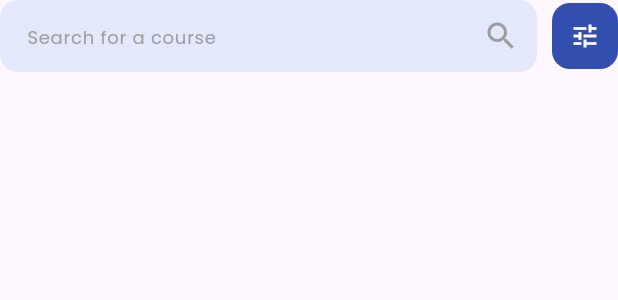
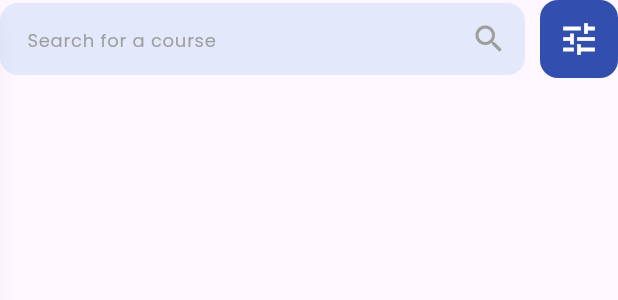
Before and after one commit to Thienry18/project-mobile, a Flutter app: the SearchBarWidget widget shown alone on an empty page, opened directly, on a phone screen of 412 x 824 dp. Shown: the top 300 px of the screen. Run offline on Flutter 3.47's test engine with Material 3 defaults, Android fonts, the phone set to English and light mode, and no system bars; our stand-ins replace country_picker, flutter_svg, google_fonts; network calls fail.

Commit message:
menambahkan dialog dan menu button pada page profil dan explore

```diff
--- /dev/null
+++ b/lib/widgets/filter_menu_button.dart
@@ -0,0 +1,133 @@
+import 'package:flutter/material.dart';
+import 'package:projek_mobile/constants/app_text_style.dart';
+
+class FilterMenuButton extends StatefulWidget {
+  const FilterMenuButton({super.key});
+
+  @override
+  State<FilterMenuButton> createState() => _FilterMenuButtonState();
+}
+
+class _FilterMenuButtonState extends State<FilterMenuButton> {
+  final GlobalKey _buttonKey = GlobalKey();
+  OverlayEntry? _overlayEntry;
+
+  Map<String, bool> priceFilters = {
+    'Free': false,
+    'Paid': false,
+    'Discounted': false,
+  };
+
+  Map<String, bool> updateStatus = {
+    'Newest': false,
+    'Most Popular': false,
+    'Bestseller': false,
+  };
+
+  void _toggleMenu() {
+    if (_overlayEntry != null) {
+      _closeMenu();
+    } else {
+      _showMenu();
+    }
+  }
+
+  void _showMenu() {
+    final RenderBox buttonRenderBox =
+        _buttonKey.currentContext!.findRenderObject() as RenderBox;
+    final Offset buttonPosition = buttonRenderBox.localToGlobal(Offset.zero);
+
+    const double popupWidth = 200;
+    final double leftPosition = buttonPosition.dx - popupWidth - 10;
+    final double topPosition = buttonPosition.dy;
+
+    _overlayEntry = OverlayEntry(
+      builder:
+          (context) => Stack(
+            children: [
+              // Area luar menu, klik untuk menutup
+              Positioned.fill(
+                child: GestureDetector(
+                  onTap: _closeMenu,
+                  behavior: HitTestBehavior.translucent,
+                  child: const SizedBox.expand(),
+                ),
+              ),
+              Positioned(
+                left: leftPosition,
+                top: topPosition,
+                width: popupWidth,
+                child: Material(
+                  elevation: 8,
+                  borderRadius: BorderRadius.circular(12),
+                  color: Colors.white,
+                  child: Padding(
+                    padding: const EdgeInsets.all(12),
+                    child: Column(
+                      mainAxisSize: MainAxisSize.min,
+                      crossAxisAlignment: CrossAxisAlignment.start,
+                      children: [
+                        Text('Price', style: AppTextStyles.heading),
+                        ...priceFilters.entries.map(
+                          (entry) => CheckboxListTile(
+                            dense: true,
+                            visualDensity: VisualDensity.compact,
+                            contentPadding: EdgeInsets.zero,
+                            title: Text(entry.key),
+                            value: entry.value,
+                            onChanged: (val) {
+                              setState(() {
+                                priceFilters[entry.key] = val ?? false;
+                              });
+                            },
+                          ),
+                        ),
+                        const SizedBox(height: 8),
+                        Text('Update Status', style: AppTextStyles.heading),
+                        ...updateStatus.entries.map(
+                          (entry) => CheckboxListTile(
+                            dense: true,
+                            visualDensity: VisualDensity.compact,
+                            contentPadding: EdgeInsets.zero,
+                            title: Text(entry.key),
+                            value: entry.value,
+                            onChanged: (val) {
+                              setState(() {
+                                updateStatus[entry.key] = val ?? false;
+                              });
+                            },
+                          ),
+                        ),
+                      ],
+                    ),
+                  ),
+                ),
+              ),
+            ],
+          ),
+    );
+
+    Overlay.of(context).insert(_overlayEntry!);
+  }
+
+  void _closeMenu() {
+    _overlayEntry?.remove();
+    _overlayEntry = null;
+  }
+
+  @override
+  Widget build(BuildContext context) {
+    return Container(
+      key: _buttonKey,
+      decoration: BoxDecoration(
+        color: const Color(0xFF324EAF),
+        borderRadius: BorderRadius.circular(12),
+      ),
+      padding: const EdgeInsets.all(12),
+      child: GestureDetector(
+        onTap: _toggleMenu,
+        child: const Icon(Icons.tune, color: Colors.white, size: 28),
+      ),
+    );
+  }
+}
--- a/lib/widgets/search_bar.dart
+++ b/lib/widgets/search_bar.dart
@@ -1,5 +1,6 @@
 import 'package:flutter/material.dart';
 import 'package:google_fonts/google_fonts.dart';
+import 'package:projek_mobile/widgets/filter_menu_button.dart';
 
 class SearchBarWidget extends StatelessWidget {
   const SearchBarWidget({super.key});
@@ -28,14 +29,8 @@ class SearchBarWidget extends StatelessWidget {
           ),
         ),
         const SizedBox(width: 10),
-        Container(
-          padding: const EdgeInsets.all(12),
-          decoration: BoxDecoration(
-            color: const Color(0xFF324EAF),
-            borderRadius: BorderRadius.circular(12),
-          ),
-          child: const Icon(Icons.tune, color: Colors.white, size: 20),
-        ),
+        // Ganti ElevatedButton → FilterMenuButton
+        const FilterMenuButton(), // ini sudah tombol + popup-nya
       ],
     );
   }
```
Also changed, not shown: lib/screens/profile.dart (+2 -5 lines), lib/widgets/sign_out_dialog.dart (added, +94 -0 lines), 1 other file.
